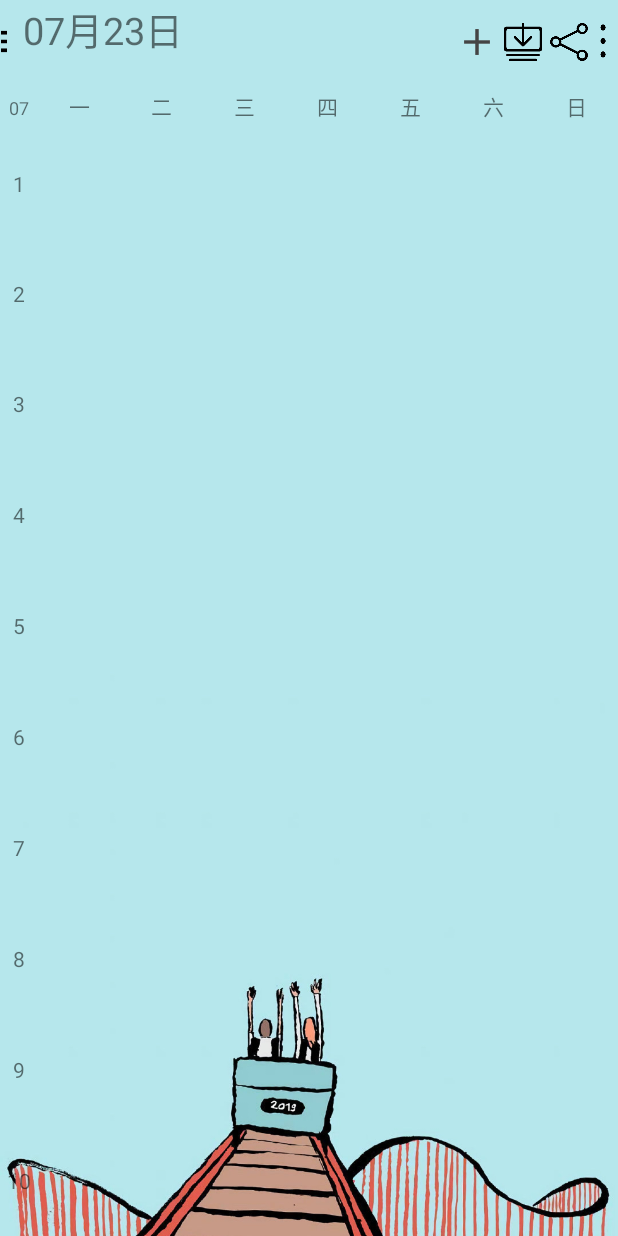
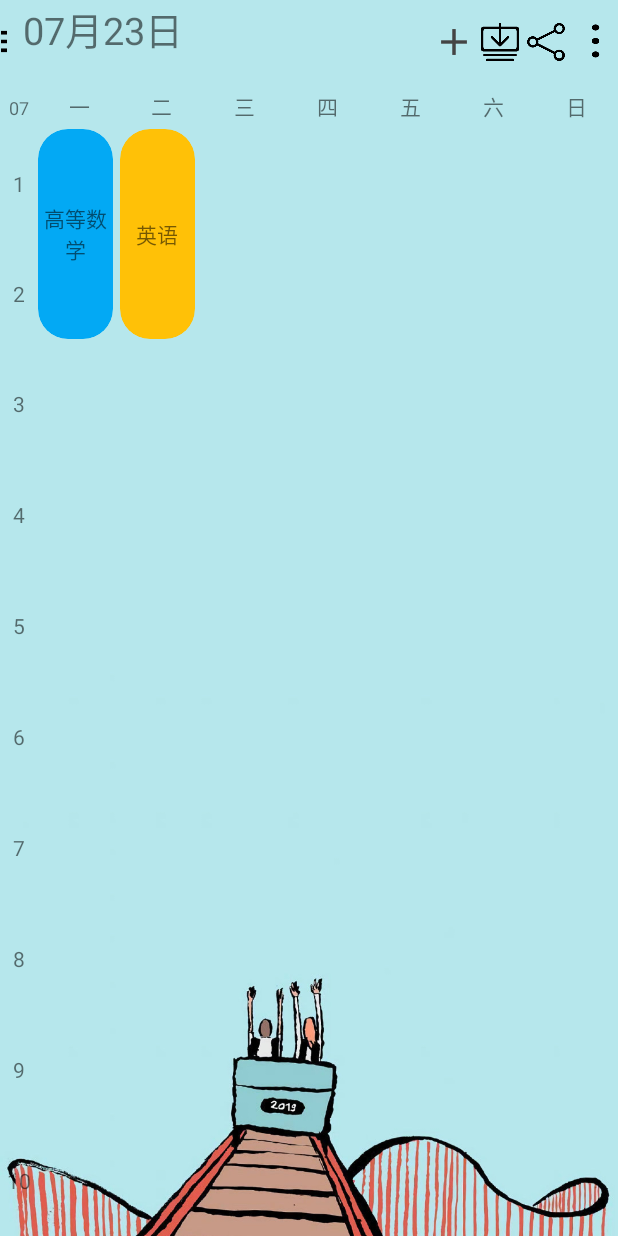
Before and after one commit to willoong9559/CourseTable, an Android app: the screen it shows after launch (MainActivity), on a phone screen of 412 x 824 dp. Run offline under Robolectric (Android 15) with nearby library versions, the phone set to English and light mode, and no system bars.

Commit message:
优化course_card彩色块课程信息

```diff
--- a/app/build.gradle
+++ b/app/build.gradle
@@ -27,4 +27,5 @@ dependencies {
     androidTestImplementation 'androidx.test:runner:1.2.0'
     androidTestImplementation 'androidx.test.espresso:espresso-core:3.2.0'
     implementation 'org.litepal.android:java:3.0.0'
+    implementation 'androidx.cardview:cardview:1.0.0'
 }
--- a/app/src/main/AndroidManifest.xml
+++ b/app/src/main/AndroidManifest.xml
@@ -10,6 +10,8 @@
         android:roundIcon="@mipmap/ic_launcher_round"
         android:supportsRtl="true"
         android:theme="@style/AppTheme">
+        <activity android:name=".AddCourse"></activity>
+        <activity android:name=".youg" />
         <activity android:name=".MainActivity">
             <intent-filter>
                 <action android:name="android.intent.action.MAIN" />
--- a/app/src/main/java/com/example/coursetable/MainActivity.java
+++ b/app/src/main/java/com/example/coursetable/MainActivity.java
@@ -3,12 +3,16 @@ package com.example.coursetable;
 import androidx.appcompat.app.ActionBar;
 import androidx.appcompat.app.AppCompatActivity;
 
+import android.content.Intent;
 import android.os.Bundle;
+import android.view.View;
+import android.widget.Button;
 import android.widget.TextView;
+import android.widget.Toast;
 
 import java.util.Calendar;
 
-public class MainActivity extends AppCompatActivity {
+public class MainActivity extends AppCompatActivity implements View.OnClickListener {
 
     @Override
     protected void onCreate(Bundle savedInstanceState) {
@@ -16,6 +20,16 @@ public class MainActivity extends AppCompatActivity {
         setContentView(R.layout.activity_main);
         TextView textView_1 = (TextView) findViewById(R.id.month);
         TextView textView_2 = (TextView) findViewById(R.id.riqi);
+        Button zuog = (Button) findViewById(R.id.zuog);
+        Button tianjia = (Button) findViewById(R.id.tianjia);
+        Button daoru = (Button) findViewById(R.id.daoru);
+        Button fenxiang = (Button) findViewById(R.id.fenxiang);
+        Button youg = (Button) findViewById(R.id.youg);
+        zuog.setOnClickListener(this);
+        tianjia.setOnClickListener(this);
+        daoru.setOnClickListener(this);
+        fenxiang.setOnClickListener(this);
+        youg.setOnClickListener(this);
 
         //从数据库中加载数据
         //loadData();
@@ -44,4 +58,17 @@ public class MainActivity extends AppCompatActivity {
             s = "0" + s;
         return s;
     }
+
+    @Override
+    public void onClick(View view) {
+        switch (view.getId()){
+            case R.id.tianjia :
+                Intent intent = new Intent(this, AddCourse.class);
+                startActivity(intent);
+                break;
+
+            case R.id.fenxiang :
+                Toast.makeText(MainActivity.this, "傻子，这还没写呢！！！", Toast.LENGTH_SHORT).show();
+        }
+    }
 }
--- a/app/src/main/res/layout/activity_main.xml
+++ b/app/src/main/res/layout/activity_main.xml
@@ -1,7 +1,9 @@
 <?xml version="1.0" encoding="utf-8"?>
 <RelativeLayout xmlns:android="http://schemas.android.com/apk/res/android"
     android:layout_width="match_parent"
-    android:layout_height="match_parent">
+    android:layout_height="match_parent"
+    xmlns:xmlms="http://schemas.android.com/apk/res-auto"
+    xmlns:app="http://schemas.android.com/tools">
 
 
 
@@ -183,12 +185,36 @@
             android:layout_height="match_parent"
             android:layout_weight="1">
 
+
+            <include layout="@layout/course_card"/>
+
         </LinearLayout>
 
         <LinearLayout
             android:layout_width="0dp"
             android:layout_height="match_parent"
             android:layout_weight="1">
+
+            <androidx.cardview.widget.CardView
+                android:id="@+id/course_card1"
+                xmlns:android="http://schemas.android.com/apk/res/android"
+                xmlns:app="http://schemas.android.com/apk/res-auto"
+                style="@android:style/Animation"
+                android:layout_width="50dp"
+                android:layout_height="140dp"
+                app:cardCornerRadius="20dp"
+                app:cardElevation="0dp"
+                app:cardBackgroundColor="#FFC107">
+
+                <TextView
+                    android:layout_width="match_parent"
+                    android:layout_height="wrap_content"
+                    android:layout_gravity="center"
+                    android:gravity="center"
+                    android:text="英语"
+                    />
+
+            </androidx.cardview.widget.CardView>
 
         </LinearLayout>
         <LinearLayout
--- /dev/null
+++ b/app/src/main/res/layout/course_card.xml
@@ -0,0 +1,21 @@
+<?xml version="1.0" encoding="utf-8"?>
+<androidx.cardview.widget.CardView
+    android:id="@+id/course_card1"
+    xmlns:android="http://schemas.android.com/apk/res/android"
+    xmlns:app="http://schemas.android.com/apk/res-auto"
+    style="@android:style/Animation"
+    android:layout_width="50dp"
+    android:layout_height="140dp"
+    app:cardCornerRadius="20dp"
+    app:cardElevation="0dp"
+    app:cardBackgroundColor="#03A9F4">
+
+    <TextView
+        android:layout_width="match_parent"
+        android:layout_height="wrap_content"
+        android:layout_gravity="center"
+        android:gravity="center"
+        android:text="高等数学"
+        />
+
+</androidx.cardview.widget.CardView>
--- a/app/src/main/res/layout/title.xml
+++ b/app/src/main/res/layout/title.xml
@@ -30,7 +30,7 @@
 
     <Button
         android:id="@+id/youg"
-        android:layout_width="20dp"
+        android:layout_width="30dp"
         android:layout_centerVertical="true"
         android:layout_height="26dp"
         android:layout_alignParentRight="true"
@@ -42,7 +42,7 @@
         android:layout_width="25dp"
         android:layout_height="25dp"
         android:layout_toLeftOf="@id/youg"
-        android:layout_marginLeft="5dp"
+        android:layout_marginRight="5dp"
         android:layout_centerVertical="true"
         android:background="@drawable/fenxiang"
         />
@@ -52,16 +52,17 @@
         android:layout_width="25dp"
         android:layout_height="25dp"
         android:background="@drawable/daoru"
-        android:layout_marginLeft="5dp"
+        android:layout_marginRight="5dp"
         android:layout_centerVertical="true"
         android:layout_toLeftOf="@+id/fenxiang"
         />
 
     <Button
+        android:id="@+id/tianjia"
         android:layout_width="25dp"
         android:layout_height="25dp"
         android:layout_toLeftOf="@id/daoru"
-        android:layout_marginLeft="5dp"
+        android:layout_marginRight="5dp"
         android:layout_centerVertical="true"
         android:background="@drawable/addcourse"
         />
```
Also changed, not shown: app/src/main/java/com/example/coursetable/AddCourse.java (added, +14 -0 lines), app/src/main/java/com/example/coursetable/youg.java (added, +14 -0 lines), app/src/main/res/layout/activity_add_course.xml (added, +41 -0 lines), app/src/main/res/layout/activity_youg.xml (added, +12 -0 lines).
